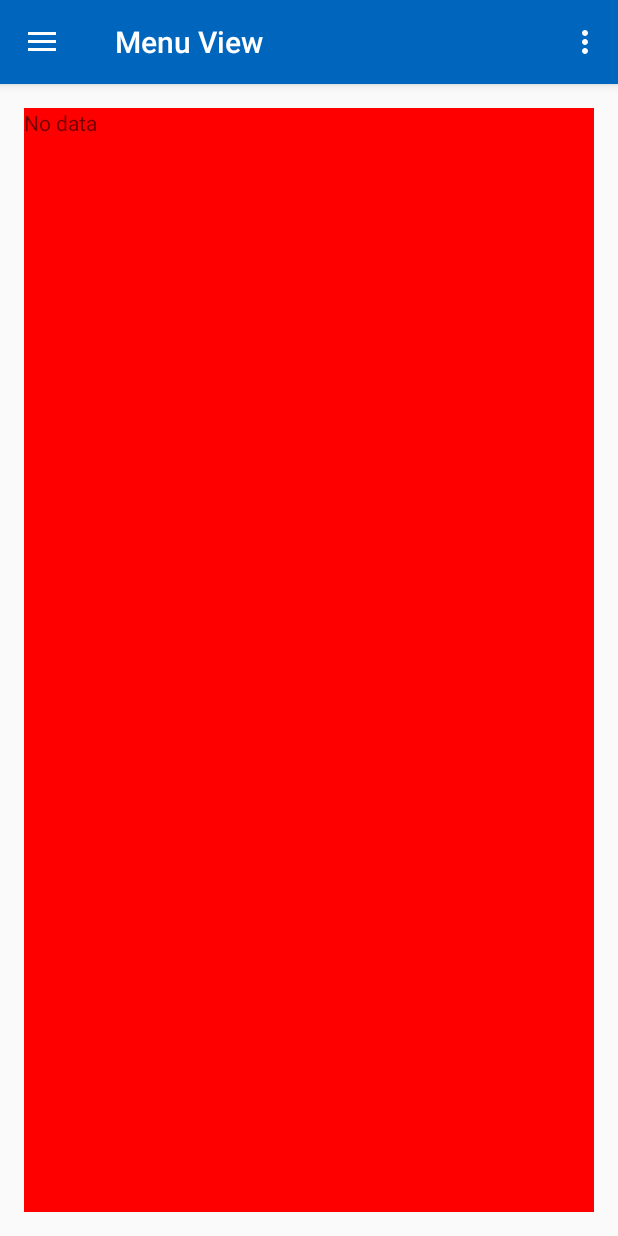
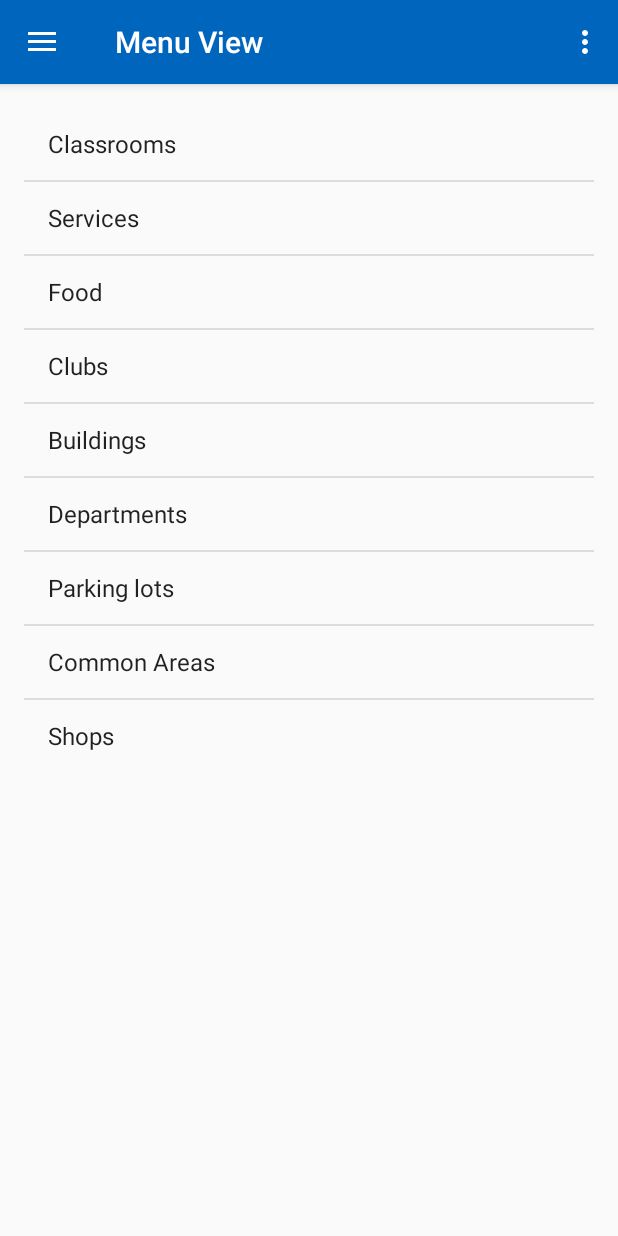
Before and after one commit to juduncan/cse455, an Android app: the HomeActivity screen opened directly, with no data from a screen before it, in the side drawer, after a tap on "Menu", on a phone screen of 412 x 824 dp. Run offline under Robolectric (Android 15) with nearby library versions, the phone set to English and light mode, and no system bars.

Commit message:
prettying up UI

```diff
--- a/app/src/main/java/com/example/justd/myapplication/HomeActivity.java
+++ b/app/src/main/java/com/example/justd/myapplication/HomeActivity.java
@@ -80,7 +80,7 @@ public class HomeActivity extends AppCompatActivity
                 fragment = new MenuFragment();
                 break;
             case R.id.nav_menu2:
-                fragment = new ItemFragment();
+                fragment = new Menu2Fragment();
                 break;
 
         }
--- /dev/null
+++ b/app/src/main/java/com/example/justd/myapplication/locationListFragment.java
@@ -0,0 +1,38 @@
+package com.example.justd.myapplication;
+
+import android.app.ListFragment;
+import android.os.Bundle;
+import android.support.annotation.Nullable;
+import android.view.LayoutInflater;
+import android.view.View;
+import android.view.ViewGroup;
+import android.widget.AdapterView;
+import android.widget.ArrayAdapter;
+import android.widget.Toast;
+
+/**
+ * Created by justd on 10/26/2017.
+ */
+
+public class locationListFragment extends ListFragment implements AdapterView.OnItemClickListener {
+    @Override
+    public View onCreateView(LayoutInflater inflater,
+                             ViewGroup container, Bundle savedInstanceState) {
+        View view = inflater.inflate(R.layout.list_fragment, container, false);
+        return view;
+    }
+
+    @Override
+    public void onActivityCreated(Bundle savedInstanceState) {
+        super.onActivityCreated(savedInstanceState);
+        ArrayAdapter adapter = ArrayAdapter.createFromResource(getActivity(),
+                R.array.Planets, android.R.layout.simple_list_item_1);
+        setListAdapter(adapter);
+        getListView().setOnItemClickListener(this);
+    }
+
+    @Override
+    public void onItemClick(AdapterView<?> parent, View view, int position,long id) {
+        Toast.makeText(getActivity(), "Item: " + position, Toast.LENGTH_SHORT).show();
+    }
+}
--- /dev/null
+++ b/app/src/main/res/layout/list_fragment.xml
@@ -0,0 +1,19 @@
+<?xml version="1.0" encoding="utf-8"?>
+<LinearLayout
+xmlns:android="http://schemas.android.com/apk/res/android"
+android:layout_width="match_parent"
+android:layout_height="match_parent"
+android:orientation="vertical" >
+
+<ListView
+    android:id="@android:id/list"
+    android:layout_width="match_parent"
+    android:layout_height="wrap_content" >
+</ListView>
+
+<TextView
+    android:id="@android:id/empty"
+    android:layout_width="match_parent"
+    android:layout_height="wrap_content" >
+</TextView>
+</LinearLayout>
--- a/app/src/main/res/layout/menu_fragment.xml
+++ b/app/src/main/res/layout/menu_fragment.xml
@@ -1,18 +1,13 @@
 <?xml version="1.0" encoding="utf-8"?>
 <RelativeLayout xmlns:android="http://schemas.android.com/apk/res/android"
-    android:orientation="vertical" android:layout_width="match_parent"
+    xmlns:tools="http://schemas.android.com/tools"
+    android:orientation="vertical"
+    android:layout_width="match_parent"
     android:layout_height="match_parent">
-
-    <ListView android:id="@id/android:list"
+    <fragment
+        android:id="@+id/fragment1"
+        android:name="com.example.justd.myapplication.locationListFragment"
         android:layout_width="match_parent"
         android:layout_height="match_parent"
-        android:background="#00FF00"
-        android:layout_weight="1"
-        android:drawSelectorOnTop="false"/>
-
-    <TextView android:id="@id/android:empty"
-        android:layout_width="match_parent"
-        android:layout_height="match_parent"
-        android:background="#FF0000"
-        android:text="No data"/>
+        />
 </RelativeLayout>
--- a/app/src/main/res/values/strings.xml
+++ b/app/src/main/res/values/strings.xml
@@ -90,4 +90,17 @@
     <string name="communicate">Communicate</string>
     <string name="share">Share</string>
     <string name="send">Send</string>
+
+    <string-array name="Planets">
+        <item>Classrooms</item>
+        <item>Services</item>
+        <item>Food</item>
+        <item>Clubs</item>
+        <item>Buildings</item>
+        <item>Departments</item>
+        <item>Parking lots</item>
+        <item>Common Areas</item>
+        <item>Shops</item>
+    </string-array>
+
 </resources>
```
